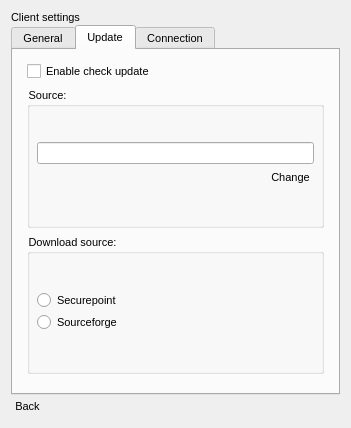
Above: client/src/widgets/settings/client/clientsettingswidget.ui from Securepoint/openvpn-client before the change. Below: the same form after it.
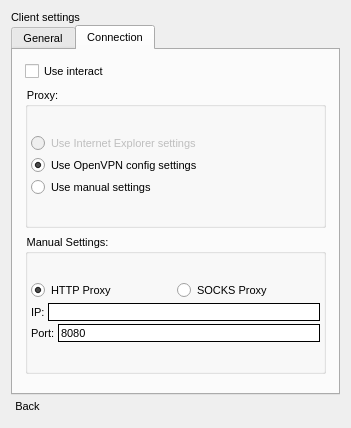
That is the form after the change. The open tabs and pages were chosen to show the change.

The edit to the form file:
```diff
--- a/client/src/widgets/settings/client/clientsettingswidget.ui
+++ b/client/src/widgets/settings/client/clientsettingswidget.ui
@@ -168,190 +168,6 @@
          </item>
         </layout>
        </widget>
-       <widget class="QWidget" name="tabUpdate">
-        <attribute name="title">
-         <string>Update</string>
-        </attribute>
-        <layout class="QGridLayout" name="gridLayout_2">
-         <item row="0" column="0">
-          <layout class="QVBoxLayout" name="verticalLayoutUpdate">
-           <property name="sizeConstraint">
-            <enum>QLayout::SetDefaultConstraint</enum>
-           </property>
-           <property name="leftMargin">
-            <number>5</number>
-           </property>
-           <property name="topMargin">
-            <number>3</number>
-           </property>
-           <property name="rightMargin">
-            <number>5</number>
-           </property>
-           <property name="bottomMargin">
-            <number>10</number>
-           </property>
-           <item>
-            <widget class="QCheckBox" name="cbCheckUpdate">
-             <property name="cursor">
-              <cursorShape>PointingHandCursor</cursorShape>
-             </property>
-             <property name="text">
-              <string>Enable check update</string>
-             </property>
-            </widget>
-           </item>
-           <item>
-            <widget class="QGroupBox" name="gbUpdateSource">
-             <property name="title">
-              <string>Source:</string>
-             </property>
-             <layout class="QGridLayout" name="gridLayout_10">
-              <property name="leftMargin">
-               <number>3</number>
-              </property>
-              <property name="topMargin">
-               <number>3</number>
-              </property>
-              <property name="rightMargin">
-               <number>3</number>
-              </property>
-              <property name="bottomMargin">
-               <number>3</number>
-              </property>
-              <item row="0" column="0">
-               <layout class="QVBoxLayout" name="verticalLayoutUpdateSource">
-                <property name="spacing">
-                 <number>3</number>
-                </property>
-                <property name="leftMargin">
-                 <number>4</number>
-                </property>
-                <property name="topMargin">
-                 <number>4</number>
-                </property>
-                <property name="rightMargin">
-                 <number>4</number>
-                </property>
-                <property name="bottomMargin">
-                 <number>4</number>
-                </property>
-                <item>
-                 <widget class="QLineEdit" name="txtUpdateSource">
-                  <property name="enabled">
-                   <bool>true</bool>
-                  </property>
-                  <property name="readOnly">
-                   <bool>true</bool>
-                  </property>
-                 </widget>
-                </item>
-                <item>
-                 <layout class="QHBoxLayout" name="horizontalLayout">
-                  <item>
-                   <spacer name="horizontalSpacer">
-                    <property name="orientation">
-                     <enum>Qt::Horizontal</enum>
-                    </property>
-                    <property name="sizeHint" stdset="0">
-                     <size>
-                      <width>40</width>
-                      <height>20</height>
-                     </size>
-                    </property>
-                   </spacer>
-                  </item>
-                  <item>
-                   <widget class="QPushButton" name="cmdChangeUpdateSource">
-                    <property name="cursor">
-                     <cursorShape>PointingHandCursor</cursorShape>
-                    </property>
-                    <property name="styleSheet">
-                     <string notr="true">:hover {background-color: rgb(195, 195, 195);}
-QPushButton {;text-align:center;
-	padding-left: 3px;
-	padding-top: 3px;
-   padding-right: 3px;
-	padding-bottom: 3px;}</string>
-                    </property>
-                    <property name="text">
-                     <string>Change</string>
-                    </property>
-                    <property name="flat">
-                     <bool>true</bool>
-                    </property>
-                   </widget>
-                  </item>
-                 </layout>
-                </item>
-               </layout>
-              </item>
-             </layout>
-            </widget>
-           </item>
-           <item>
-            <widget class="QGroupBox" name="gbDownloadSpource">
-             <property name="title">
-              <string>Download source:</string>
-             </property>
-             <layout class="QGridLayout" name="gridLayout_11">
-              <property name="leftMargin">
-               <number>3</number>
-              </property>
-              <property name="topMargin">
-               <number>3</number>
-              </property>
-              <property name="rightMargin">
-               <number>3</number>
-              </property>
-              <property name="bottomMargin">
-               <number>3</number>
-              </property>
-              <item row="0" column="0">
-               <layout class="QVBoxLayout" name="verticalLayouDownloadSource">
-                <property name="spacing">
-                 <number>3</number>
-                </property>
-                <property name="leftMargin">
-                 <number>4</number>
-                </property>
-                <property name="topMargin">
-                 <number>4</number>
-                </property>
-                <property name="rightMargin">
-                 <number>4</number>
-                </property>
-                <property name="bottomMargin">
-                 <number>4</number>
-                </property>
-                <item>
-                 <widget class="QRadioButton" name="rbSecurepoint">
-                  <property name="cursor">
-                   <cursorShape>PointingHandCursor</cursorShape>
-                  </property>
-                  <property name="text">
-                   <string>Securepoint</string>
-                  </property>
-                 </widget>
-                </item>
-                <item>
-                 <widget class="QRadioButton" name="rbSourceforge">
-                  <property name="cursor">
-                   <cursorShape>PointingHandCursor</cursorShape>
-                  </property>
-                  <property name="text">
-                   <string>Sourceforge</string>
-                  </property>
-                 </widget>
-                </item>
-               </layout>
-              </item>
-             </layout>
-            </widget>
-           </item>
-          </layout>
-         </item>
-        </layout>
-       </widget>
        <widget class="QWidget" name="tabConnection">
         <attribute name="title">
          <string>Connection</string>
```
Left out of the diff: 9 changed lines with no effect on the pictures.
